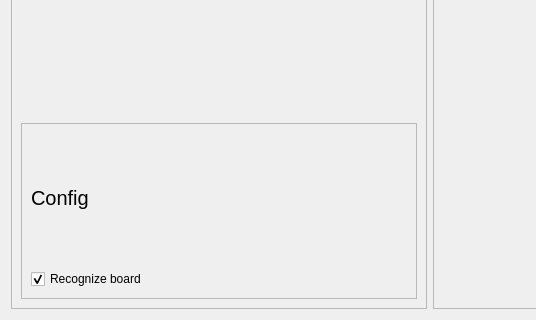
First picture: the form in GUI/UI/scan_image.ui, repository Limuranius/ShogiBoardReader, before the edit; both pictures show x 0 to 536 and y 263 to 583 of the 1281 by 583 pixel window.
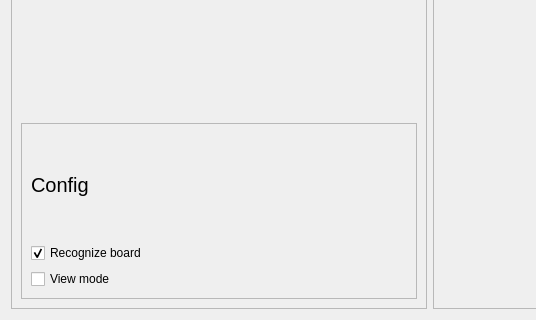
Second picture: the form after the edit. Custom widgets are drawn as their Qt base class.

Commit message: Added View mode

```diff
--- a/GUI/UI/scan_image.ui
+++ b/GUI/UI/scan_image.ui
@@ -81,6 +81,13 @@
            </property>
           </widget>
          </item>
+         <item>
+          <widget class="QCheckBox" name="checkBox_view_mode">
+           <property name="text">
+            <string>View mode</string>
+           </property>
+          </widget>
+         </item>
         </layout>
        </widget>
       </item>
```
Left out of the diff: 61 changed lines with no effect on the pictures. The commit also changes 5 other files.
